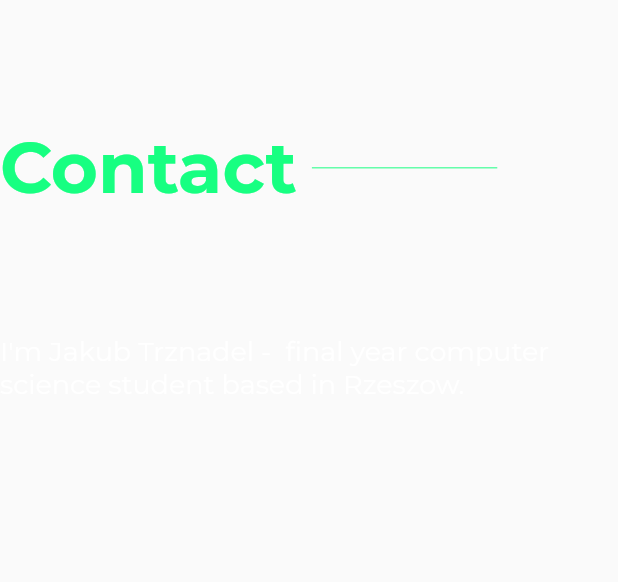
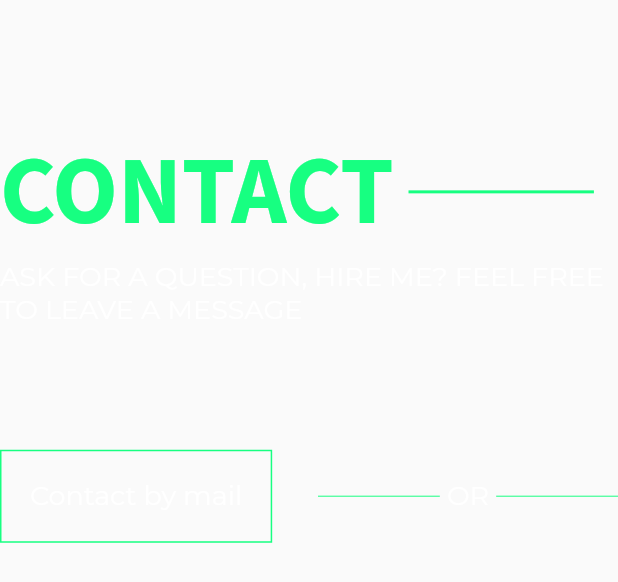
Before and after one commit to jtrznadel/jtrznadel-portfolio, a Flutter app: the ContactSection widget shown alone on an empty page, opened directly, on a phone screen of 412 x 824 dp. Shown: the top 582 px of the screen. Run offline on Flutter 3.47's test engine with Material 2 defaults, Android fonts, the phone set to English and light mode, and no system bars; our stand-ins replace animated_text_kit, bloc, font_awesome_flutter, google_fonts; missing offline and left inert: dart:html.

Commit message:
contact updated

```diff
--- a/lib/features/core/ui/sections/aboutme_section.dart
+++ b/lib/features/core/ui/sections/aboutme_section.dart
@@ -26,7 +26,7 @@ class AboutMeSection extends StatelessWidget {
                   Row(
                     children: [
                       Text(
-                        'About Me',
+                        'ABOUT ME',
                         style: AppTextStyles.headingStyle(),
                       ),
                       const SizedBox(
@@ -34,6 +34,7 @@ class AboutMeSection extends StatelessWidget {
                       ),
                       Expanded(
                         child: Divider(
+                          thickness: 2,
                           color: AppColors.primaryColor,
                         ),
                       )
@@ -58,7 +59,8 @@ class AboutMeSection extends StatelessWidget {
                     width: size.width * 0.2,
                     height: size.width * 0.3,
                     decoration: BoxDecoration(
-                        border: Border.all(color: AppColors.primaryColor),
+                        border:
+                            Border.all(color: AppColors.primaryColor, width: 2),
                         color: AppColors.bgColor),
                   )),
                   Positioned(
--- a/lib/features/core/ui/sections/contact_section.dart
+++ b/lib/features/core/ui/sections/contact_section.dart
@@ -2,6 +2,7 @@ import 'package:flutter/material.dart';
 import 'package:jtrznadel_portfolio/utils/app_colors.dart';
 import 'package:jtrznadel_portfolio/utils/app_keys.dart';
 import 'package:jtrznadel_portfolio/utils/app_text_styles.dart';
+import 'package:jtrznadel_portfolio/utils/app_widget_theme.dart';
 
 class ContactSection extends StatelessWidget {
   const ContactSection({super.key});
@@ -20,7 +21,7 @@ class ContactSection extends StatelessWidget {
             Row(
               children: [
                 Text(
-                  'Contact',
+                  'CONTACT',
                   style: AppTextStyles.headingStyle(),
                 ),
                 const SizedBox(
@@ -29,17 +30,52 @@ class ContactSection extends StatelessWidget {
                 SizedBox(
                   width: size.width * 0.3,
                   child: Divider(
+                    thickness: 2,
                     color: AppColors.primaryColor,
                   ),
                 )
               ],
             ),
+            Text(
+              'ask for a question, hire me? Feel free to leave a message'
+                  .toUpperCase(),
+              style: AppTextStyles.primaryStyle(),
+            ),
             SizedBox(
               height: size.height * 0.1,
             ),
-            Text(
-                'I\'m Jakub Trznadel -  final year computer science student based in Rzeszow.',
-                style: AppTextStyles.primaryStyle()),
+            Row(
+              mainAxisAlignment: MainAxisAlignment.spaceBetween,
+              children: [
+                OutlinedButton(
+                  onPressed: () {},
+                  style: AppWidgetTheme.customOutlinedButtonStyle,
+                  child: Text(
+                    'Contact by mail',
+                    style: AppTextStyles.primaryStyle(),
+                  ),
+                ),
+                SizedBox(
+                  width: 200,
+                  child: Row(children: [
+                    Expanded(
+                      child: Divider(
+                        color: AppColors.primaryColor,
+                      ),
+                    ),
+                    Text(
+                      ' OR ',
+                      style: AppTextStyles.primaryStyle(),
+                    ),
+                    Expanded(
+                      child: Divider(
+                        color: AppColors.primaryColor,
+                      ),
+                    ),
+                  ]),
+                ),
+              ],
+            )
           ],
         ),
       ),
--- a/lib/features/core/ui/sections/project_section.dart
+++ b/lib/features/core/ui/sections/project_section.dart
@@ -20,7 +20,7 @@ class ProjectSection extends StatelessWidget {
             Row(
               children: [
                 Text(
-                  'Projects',
+                  'PROJECTS',
                   style: AppTextStyles.headingStyle(),
                 ),
                 const SizedBox(
@@ -29,6 +29,7 @@ class ProjectSection extends StatelessWidget {
                 SizedBox(
                   width: size.width * 0.3,
                   child: Divider(
+                    thickness: 2,
                     color: AppColors.primaryColor,
                   ),
                 )
--- a/lib/utils/app_text_styles.dart
+++ b/lib/utils/app_text_styles.dart
@@ -5,7 +5,10 @@ import 'package:jtrznadel_portfolio/utils/app_colors.dart';
 class AppTextStyles {
   static TextStyle navBarTextStyle() {
     return GoogleFonts.montserrat(
-        fontSize: 24, fontWeight: FontWeight.w200, color: Colors.white, letterSpacing: 1);
+        fontSize: 24,
+        fontWeight: FontWeight.w200,
+        color: Colors.white,
+        letterSpacing: 1);
   }
 
   static TextStyle primaryStyle() {
@@ -17,12 +20,14 @@ class AppTextStyles {
   }
 
   static TextStyle headingStyle() {
-    return GoogleFonts.montserrat(
-        fontSize: 48, fontWeight: FontWeight.bold, color: AppColors.primaryColor);
+    return GoogleFonts.sourceSansPro(
+        fontSize: 64,
+        fontWeight: FontWeight.bold,
+        color: AppColors.primaryColor);
   }
 
   static TextStyle headingWhiteStyle() {
-    return GoogleFonts.montserrat(
-        fontSize: 48, fontWeight: FontWeight.bold, color: Colors.white);
+    return GoogleFonts.sourceSansPro(
+        fontSize: 64, fontWeight: FontWeight.bold, color: Colors.white);
   }
 }
--- /dev/null
+++ b/lib/utils/app_widget_theme.dart
@@ -0,0 +1,16 @@
+import 'package:flutter/material.dart';
+import 'package:jtrznadel_portfolio/utils/app_colors.dart';
+
+class AppWidgetTheme {
+  static final ButtonStyle customOutlinedButtonStyle = OutlinedButton.styleFrom(
+      shape: RoundedRectangleBorder(
+        borderRadius: BorderRadius.circular(
+            0), // Ustaw na 0, aby usunąć zaokrąglone narożniki
+      ),
+      side: BorderSide(
+        color: AppColors.primaryColor,
+        width: 1,
+      ),
+      foregroundColor: AppColors.primaryColor,
+      padding: const EdgeInsets.all(20));
+}
```
Also changed, not shown: lib/features/core/ui/sections/home_section.dart (+2 -8 lines).
